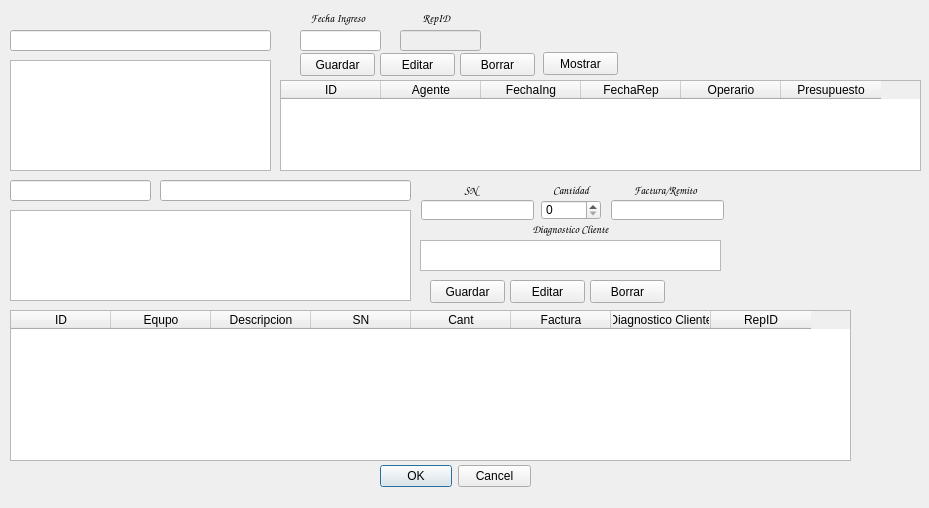
Above: ingreso.ui from Matias2178/Sistema_Postventa before the change. Below: the same form after it.
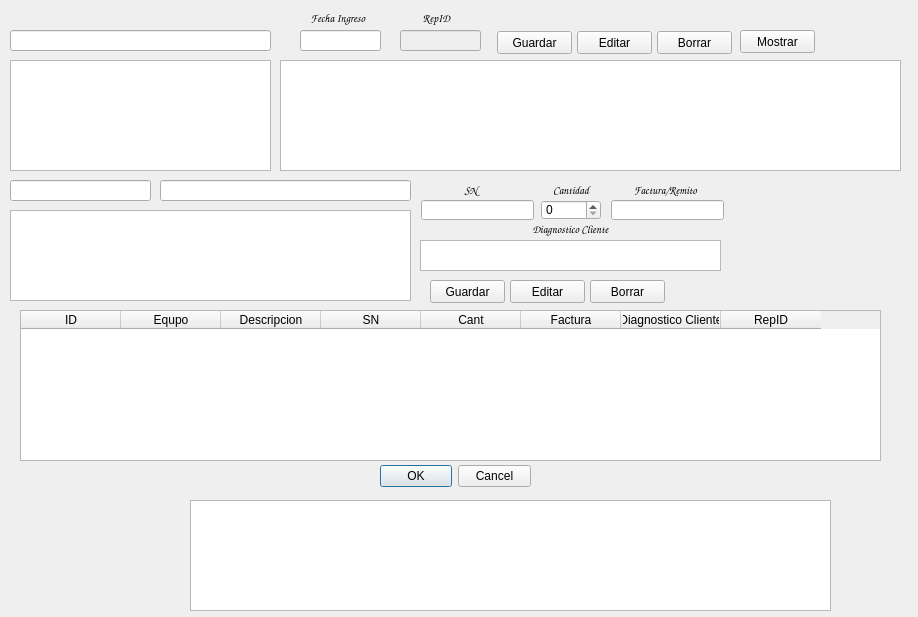
That is the form after the change.

Patch:
```diff
--- a/ingreso.ui
+++ b/ingreso.ui
@@ -6,8 +6,8 @@
    <rect>
     <x>0</x>
     <y>0</y>
-    <width>929</width>
-    <height>508</height>
+    <width>918</width>
+    <height>617</height>
    </rect>
   </property>
   <property name="sizePolicy">
@@ -61,8 +61,8 @@
   <widget class="QPushButton" name="RepBorrar">
    <property name="geometry">
     <rect>
-     <x>460</x>
-     <y>53</y>
+     <x>657</x>
+     <y>31</y>
      <width>75</width>
      <height>23</height>
     </rect>
@@ -71,49 +71,6 @@
     <string>Borrar</string>
    </property>
   </widget>
-  <widget class="QTableWidget" name="RepTabla">
-   <property name="geometry">
-    <rect>
-     <x>280</x>
-     <y>80</y>
-     <width>641</width>
-     <height>91</height>
-    </rect>
-   </property>
-   <property name="editTriggers">
-    <set>QAbstractItemView::AnyKeyPressed|QAbstractItemView::EditKeyPressed</set>
-   </property>
-   <column>
-    <property name="text">
-     <string>ID</string>
-    </property>
-   </column>
-   <column>
-    <property name="text">
-     <string>Agente</string>
-    </property>
-   </column>
-   <column>
-    <property name="text">
-     <string>FechaIng</string>
-    </property>
-   </column>
-   <column>
-    <property name="text">
-     <string>FechaRep</string>
-    </property>
-   </column>
-   <column>
-    <property name="text">
-     <string>Operario</string>
-    </property>
-   </column>
-   <column>
-    <property name="text">
-     <string>Presupuesto</string>
-    </property>
-   </column>
-  </widget>
   <widget class="QPushButton" name="IngGuardar">
    <property name="geometry">
     <rect>
@@ -254,12 +211,18 @@
   <widget class="QTableWidget" name="IngresoTabla">
    <property name="geometry">
     <rect>
-     <x>10</x>
+     <x>20</x>
      <y>310</y>
-     <width>841</width>
+     <width>861</width>
      <height>151</height>
     </rect>
    </property>
+   <property name="styleSheet">
+    <string notr="true">selection-background-color: rgb(85, 255, 0);</string>
+   </property>
+   <property name="selectionBehavior">
+    <enum>QAbstractItemView::SelectRows</enum>
+   </property>
    <column>
     <property name="text">
      <string>ID</string>
@@ -304,8 +267,8 @@
   <widget class="QPushButton" name="RepEditar">
    <property name="geometry">
     <rect>
-     <x>380</x>
-     <y>53</y>
+     <x>577</x>
+     <y>31</y>
      <width>75</width>
      <height>23</height>
     </rect>
@@ -334,8 +297,8 @@
   <widget class="QPushButton" name="RepGuardar">
    <property name="geometry">
     <rect>
-     <x>300</x>
-     <y>53</y>
+     <x>497</x>
+     <y>31</y>
      <width>75</width>
      <height>23</height>
     </rect>
@@ -475,8 +438,8 @@
   <widget class="QPushButton" name="RepMostrar">
    <property name="geometry">
     <rect>
-     <x>543</x>
-     <y>52</y>
+     <x>740</x>
+     <y>30</y>
      <width>75</width>
      <height>23</height>
     </rect>
@@ -643,6 +606,74 @@
     <set>Qt::AlignCenter</set>
    </property>
   </widget>
+  <widget class="QTableView" name="RepTablaIng">
+   <property name="enabled">
+    <bool>true</bool>
+   </property>
+   <property name="geometry">
+    <rect>
+     <x>280</x>
+     <y>60</y>
+     <width>621</width>
+     <height>111</height>
+    </rect>
+   </property>
+   <property name="styleSheet">
+    <string notr="true">selection-background-color: rgb(85, 255, 0);</string>
+   </property>
+   <property name="inputMethodHints">
+    <set>Qt::ImhHiddenText</set>
+   </property>
+   <property name="editTriggers">
+    <set>QAbstractItemView::NoEditTriggers</set>
+   </property>
+   <property name="alternatingRowColors">
+    <bool>true</bool>
+   </property>
+   <property name="selectionBehavior">
+    <enum>QAbstractItemView::SelectRows</enum>
+   </property>
+   <attribute name="verticalHeaderVisible">
+    <bool>false</bool>
+   </attribute>
+   <attribute name="verticalHeaderDefaultSectionSize">
+    <number>20</number>
+   </attribute>
+  </widget>
+  <widget class="QTableView" name="IngresoTabla_2">
+   <property name="enabled">
+    <bool>true</bool>
+   </property>
+   <property name="geometry">
+    <rect>
+     <x>190</x>
+     <y>500</y>
+     <width>641</width>
+     <height>111</height>
+    </rect>
+   </property>
+   <property name="styleSheet">
+    <string notr="true">selection-background-color: rgb(85, 255, 0);</string>
+   </property>
+   <property name="inputMethodHints">
+    <set>Qt::ImhHiddenText</set>
+   </property>
+   <property name="editTriggers">
+    <set>QAbstractItemView::NoEditTriggers</set>
+   </property>
+   <property name="alternatingRowColors">
+    <bool>true</bool>
+   </property>
+   <property name="selectionBehavior">
+    <enum>QAbstractItemView::SelectRows</enum>
+   </property>
+   <attribute name="verticalHeaderVisible">
+    <bool>false</bool>
+   </attribute>
+   <attribute name="verticalHeaderDefaultSectionSize">
+    <number>20</number>
+   </attribute>
+  </widget>
  </widget>
  <resources/>
  <connections>
```
Left out of the diff: 18 changed lines with no effect on the pictures.
